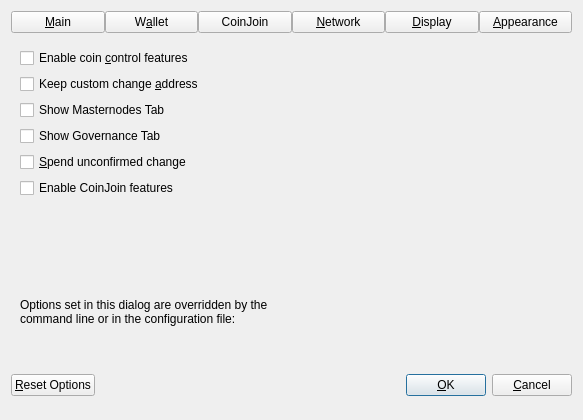
Qt form src/qt/forms/optionsdialog.ui (watto-engineer/dash) before a commit.
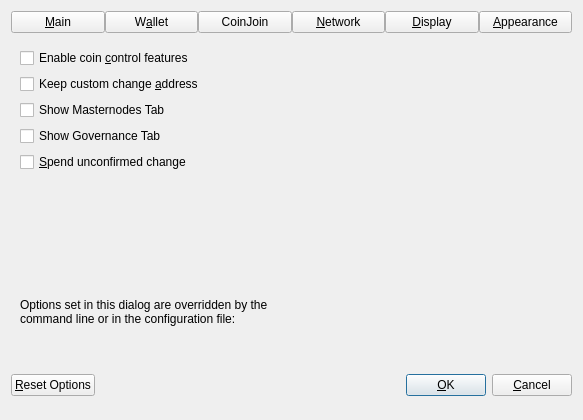
The same form after that commit. The open tabs and pages were chosen to show the change. Custom widgets are drawn as their Qt base class.

```diff
--- a/src/qt/forms/optionsdialog.ui
+++ b/src/qt/forms/optionsdialog.ui
@@ -358,16 +358,6 @@
             </property>
            </widget>
           </item>
-          <item>
-           <widget class="QCheckBox" name="coinJoinEnabled">
-            <property name="toolTip">
-             <string>Show mixing interface on Overview screen and reveal an additional screen which allows to spend fully mixed coins only.&lt;br/&gt;A new tab with more settings will also appear in this dialog, please make sure to check them before mixing your coins.</string>
-            </property>
-            <property name="text">
-             <string notr="true">Enable CoinJoin features</string>
-            </property>
-           </widget>
-          </item>
          </layout>
        </item>
        <item>
```
